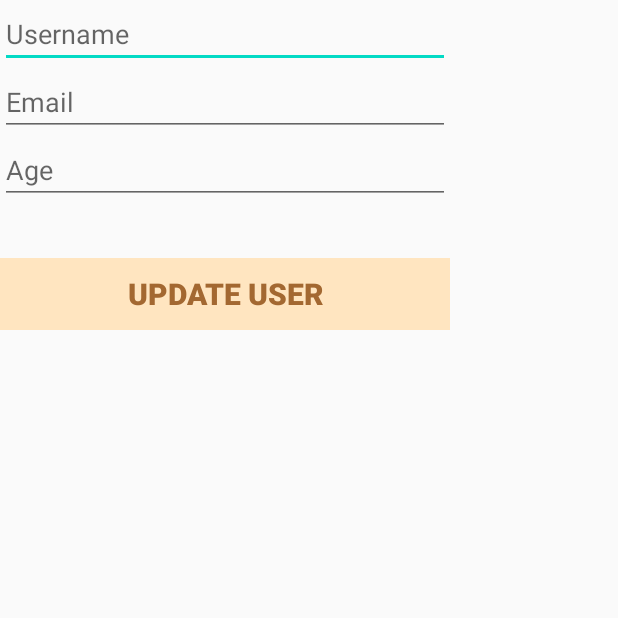
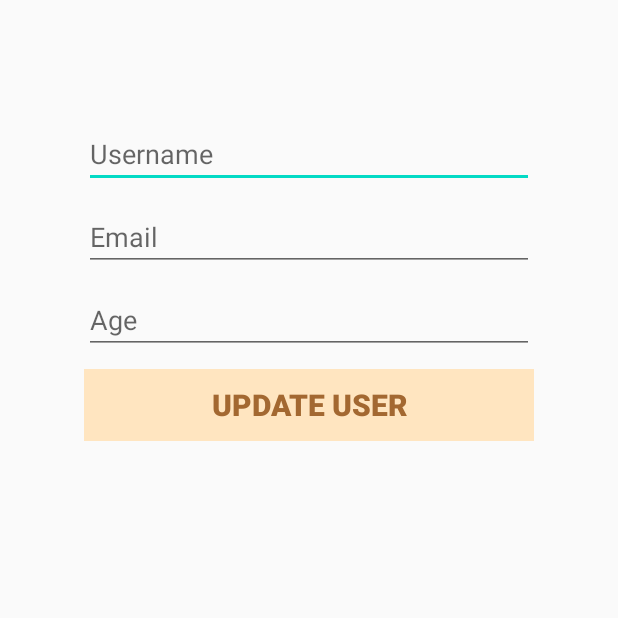
Before and after one commit to teamADJ/HappyPet, an Android app: the UpdateActivity screen opened directly, with no data from a screen before it, on a phone screen of 412 x 824 dp, the top half of it. Run offline under Robolectric (Android 15) with nearby library versions, the phone set to English and light mode, and no system bars; our stand-ins replace Firebase (no records; nobody signed in at launch, a user with empty details on screens opened directly); 3 statements that could not run were skipped.

```diff
--- a/app/src/main/java/com/adj/happypet/RegisterActivity.java
+++ b/app/src/main/java/com/adj/happypet/RegisterActivity.java
@@ -178,13 +178,13 @@ public class RegisterActivity extends AppCompatActivity {
                 if (task.isSuccessful()) {
 
                     //user object realtime database
-                    User user = new User(fullname,age,email);
+                    User user = new User(fullname,age,email, password);
                     FirebaseDatabase.getInstance().getReference("Member").child(FirebaseAuth.getInstance().getCurrentUser().getUid())
                             .setValue(user).addOnCompleteListener(new OnCompleteListener<Void>() {
                         @Override
                         public void onComplete(@NonNull Task<Void> task) {
                             if (task.isSuccessful()) {
-                                Toast.makeText(RegisterActivity.this, "User Register", Toast.LENGTH_SHORT).show();
+                                Toast.makeText(RegisterActivity.this, "User Registered", Toast.LENGTH_SHORT).show();
                                 progressBar.setVisibility(View.GONE);
                                 Intent move = new Intent(RegisterActivity.this,LoginActivity.class);
                                 startActivity(move);
--- a/app/src/main/java/com/adj/happypet/UpdateActivity.java
+++ b/app/src/main/java/com/adj/happypet/UpdateActivity.java
@@ -36,7 +36,6 @@ public class UpdateActivity extends AppCompatActivity {
     private FirebaseAuth auth;
     private DatabaseReference database;
     private Button btn_update;
-
     private FirebaseUser fUser;
     private DatabaseReference userDBRef;
     private String userID;
--- a/app/src/main/res/layout/activity_register.xml
+++ b/app/src/main/res/layout/activity_register.xml
@@ -92,6 +92,7 @@
         android:textColor="#A36831"
         android:textSize="20sp"
         android:textStyle="bold"
+        android:layout_marginBottom="20dp"
         app:layout_constraintEnd_toEndOf="parent"
         app:layout_constraintHorizontal_bias="0.495"
         app:layout_constraintStart_toStartOf="parent"
--- a/app/src/main/res/layout/activity_update.xml
+++ b/app/src/main/res/layout/activity_update.xml
@@ -1,5 +1,5 @@
 <?xml version="1.0" encoding="utf-8"?>
-<LinearLayout
+<androidx.constraintlayout.widget.ConstraintLayout
     xmlns:android="http://schemas.android.com/apk/res/android"
     android:layout_width="match_parent"
     android:layout_height="match_parent"
@@ -13,34 +13,44 @@
         android:id="@+id/et_update_name"
         android:layout_width="300dp"
         android:layout_height="wrap_content"
+        android:layout_marginTop="80dp"
         android:hint="Username"
-        />
+        app:layout_constraintEnd_toEndOf="parent"
+        app:layout_constraintStart_toStartOf="parent"
+        app:layout_constraintTop_toTopOf="parent" />
 
     <EditText
         android:id="@+id/et_update_email"
         android:layout_width="300dp"
         android:layout_height="wrap_content"
+        android:layout_marginTop="10dp"
         android:hint="Email"
-        />
+        app:layout_constraintEnd_toEndOf="parent"
+        app:layout_constraintStart_toStartOf="parent"
+        app:layout_constraintTop_toBottomOf="@+id/et_update_name" />
+
     <EditText
         android:id="@+id/et_update_age"
         android:layout_width="300dp"
         android:layout_height="wrap_content"
+        android:layout_marginTop="10dp"
         android:hint="Age"
-        />
+        app:layout_constraintTop_toBottomOf="@id/et_update_email"
+        app:layout_constraintEnd_toEndOf="parent"
+        app:layout_constraintStart_toStartOf="parent" />
 
     <Button
         android:id="@+id/btn_update"
         android:layout_width="300dp"
         android:layout_height="wrap_content"
-        android:layout_marginTop="36dp"
         android:background="#FFE5C0"
         android:text="UPDATE USER"
+        android:layout_marginTop="10dp"
         android:textColor="#A36831"
         android:textSize="20sp"
         android:textStyle="bold"
         app:layout_constraintEnd_toEndOf="parent"
-        app:layout_constraintHorizontal_bias="0.495"
-        app:layout_constraintStart_toStartOf="parent"/>
+        app:layout_constraintStart_toStartOf="parent"
+        app:layout_constraintTop_toBottomOf="@+id/et_update_age" />
 
-</LinearLayout>
+</androidx.constraintlayout.widget.ConstraintLayout>
--- a/app/src/main/res/layout/activity_update_email.xml
+++ b/app/src/main/res/layout/activity_update_email.xml
@@ -12,6 +12,7 @@
         android:id="@+id/et_update_email"
         android:layout_width="300dp"
         android:layout_height="wrap_content"
+        android:layout_gravity="center"
         android:hint="Email" />
 
 <!--    <Button-->
```
Also changed, not shown: app/src/main/java/com/adj/happypet/MainActivity.java (+11 -2 lines), app/src/main/java/com/adj/happypet/Model/User.java (+12 -3 lines), app/src/main/java/com/adj/happypet/ProfileActivity.java (added, +18 -0 lines), app/src/main/res/layout/activity_main.xml (+15 -4 lines), app/src/main/res/layout/activity_profile.xml (added, +9 -0 lines).
